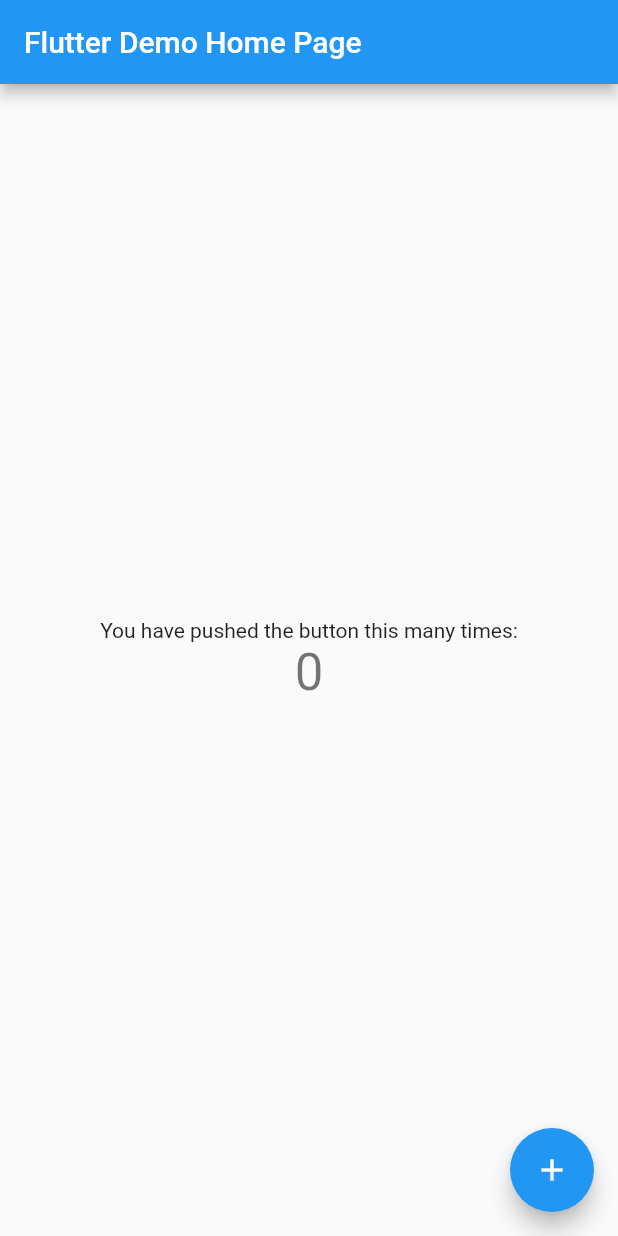
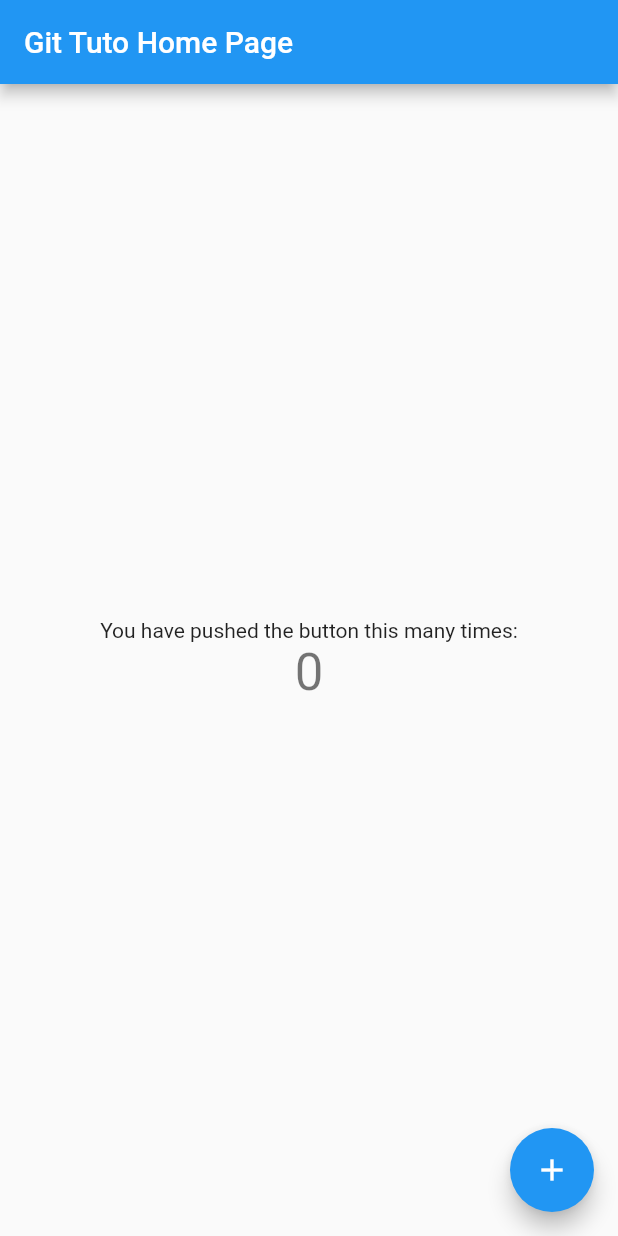
Before and after one commit to AmineMersoul/gittuto, a Flutter app: the screen it shows after launch, on a phone screen of 412 x 824 dp. Run offline on Flutter 3.47's test engine with Material 2 defaults, Android fonts, the phone set to English and light mode, and no system bars.

Commit message:
change app title

```diff
--- a/lib/main.dart
+++ b/lib/main.dart
@@ -10,7 +10,7 @@ class MyApp extends StatelessWidget {
       theme: new ThemeData(
         primarySwatch: Colors.blue,
       ),
-      home: new MyHomePage(title: 'Flutter Demo Home Page'),
+      home: new MyHomePage(title: 'Git Tuto Home Page'),
     );
   }
 }
```
